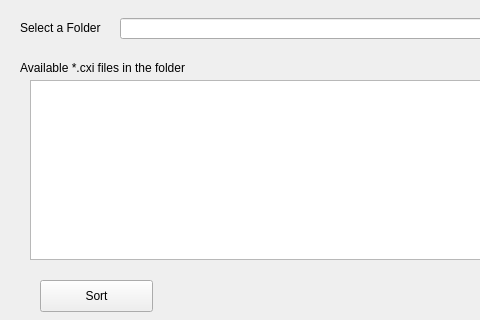
Before: the Qt Designer form UI/sortDataGUI.ui in gihankaushyal/PixelAnomalyDetectorTool, drawn with Qt 5; both pictures show x 0 to 480 and y 0 to 320 of the 745 by 573 pixel window.
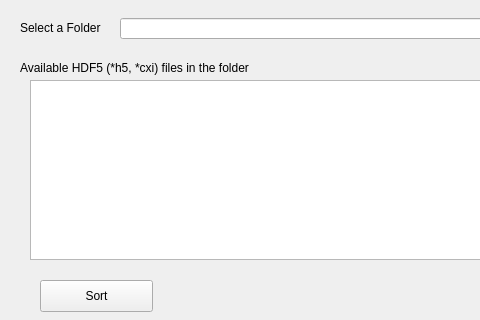
After: the same form once the commit is applied.

Commit message: minor cosmetic modification: add HDF5 (*cxi, *h5)

Patch:
```diff
--- a/UI/sortDataGUI.ui
+++ b/UI/sortDataGUI.ui
@@ -54,12 +54,12 @@
     <rect>
      <x>20</x>
      <y>60</y>
-     <width>201</width>
+     <width>281</width>
      <height>16</height>
     </rect>
    </property>
    <property name="text">
-    <string>Available *.cxi files in the folder</string>
+    <string>Available HDF5 (*h5, *cxi) files in the folder</string>
    </property>
   </widget>
   <widget class="QTextEdit" name="availableFiles">
```
